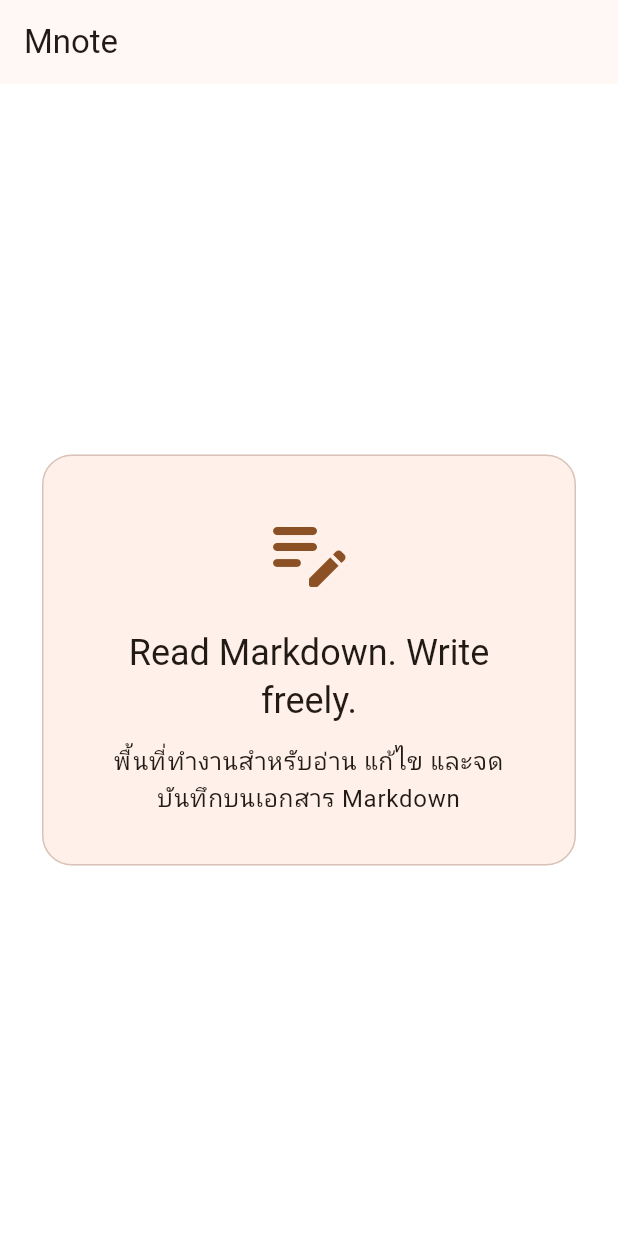
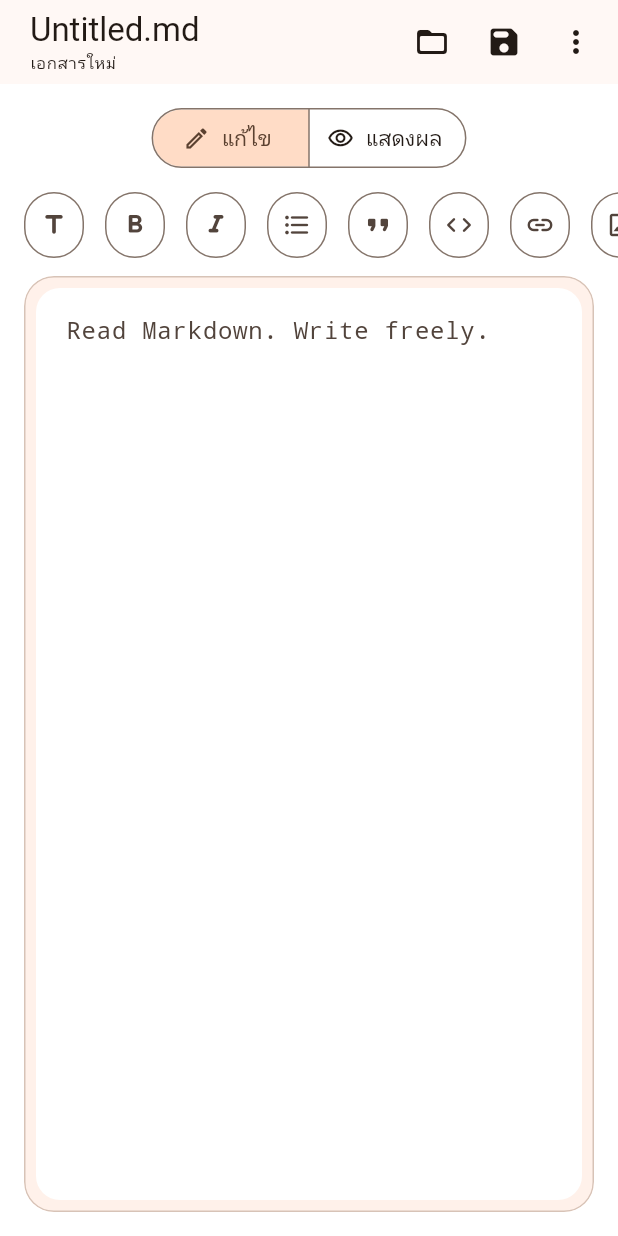
Before and after one commit to PetchAuisui/MNote-Flutter, a Flutter app: the screen it shows after launch, on a phone screen of 412 x 824 dp. Run offline on Flutter 3.47's test engine with Material 3 defaults, Android fonts, the phone set to English and light mode, and no system bars; our stand-ins replace file_picker, flutter_markdown_plus.

Commit message:
feat: build Markdown editor and preview workspace

````diff
--- a/lib/app/mnote_app.dart
+++ b/lib/app/mnote_app.dart
@@ -1,9 +1,14 @@
 import 'package:flutter/material.dart';
 import 'package:mnote/core/theme/app_theme.dart';
-import 'package:mnote/features/workspace/presentation/workspace_placeholder_page.dart';
+import 'package:mnote/features/workspace/data/device_document_storage.dart';
+import 'package:mnote/features/workspace/data/local_document_repository.dart';
+import 'package:mnote/features/workspace/domain/document_repository.dart';
+import 'package:mnote/features/workspace/presentation/markdown_workspace_page.dart';
 
 class MnoteApp extends StatelessWidget {
-  const MnoteApp({super.key});
+  const MnoteApp({super.key, this.documentRepository});
+
+  final DocumentRepository? documentRepository;
 
   @override
   Widget build(BuildContext context) {
@@ -13,7 +18,11 @@
       theme: AppTheme.light,
       darkTheme: AppTheme.dark,
       themeMode: ThemeMode.system,
-      home: const WorkspacePlaceholderPage(),
+      home: MarkdownWorkspacePage(
+        repository:
+            documentRepository ??
+            const LocalDocumentRepository(DeviceDocumentStorage()),
+      ),
     );
   }
 }
--- a/lib/core/theme/app_theme.dart
+++ b/lib/core/theme/app_theme.dart
@@ -30,6 +30,14 @@
           side: BorderSide(color: colorScheme.outlineVariant),
         ),
       ),
+      inputDecorationTheme: InputDecorationTheme(
+        filled: true,
+        fillColor: colorScheme.surfaceContainerLowest,
+        border: OutlineInputBorder(
+          borderRadius: BorderRadius.circular(16),
+          borderSide: BorderSide.none,
+        ),
+      ),
     );
   }
 }
--- /dev/null
+++ b/lib/features/workspace/data/device_image_picker.dart
@@ -0,0 +1,26 @@
+import 'package:file_picker/file_picker.dart';
+
+class MarkdownImageReference {
+  const MarkdownImageReference({required this.alt, required this.uri});
+
+  final String alt;
+  final Uri uri;
+
+  String get markdown => '![$alt](${uri.toString()})';
+}
+
+class DeviceImagePicker {
+  const DeviceImagePicker();
+
+  Future<MarkdownImageReference?> pick() async {
+    final file = await FilePicker.pickFile(
+      dialogTitle: 'Insert image',
+      type: FileType.image,
+    );
+    if (file == null) return null;
+
+    final dotIndex = file.name.lastIndexOf('.');
+    final alt = dotIndex > 0 ? file.name.substring(0, dotIndex) : file.name;
+    return MarkdownImageReference(alt: alt, uri: file.uri);
+  }
+}
--- /dev/null
+++ b/lib/features/workspace/presentation/markdown_workspace_page.dart
@@ -0,0 +1,396 @@
+import 'package:flutter/material.dart';
+import 'package:flutter_markdown_plus/flutter_markdown_plus.dart';
+import 'package:mnote/features/workspace/data/device_image_picker.dart';
+import 'package:mnote/features/workspace/domain/document_repository.dart';
+import 'package:mnote/features/workspace/presentation/workspace_controller.dart';
+import 'package:url_launcher/url_launcher.dart';
+
+class MarkdownWorkspacePage extends StatefulWidget {
+  const MarkdownWorkspacePage({
+    super.key,
+    required this.repository,
+    this.imagePicker = const DeviceImagePicker(),
+  });
+
+  final DocumentRepository repository;
+  final DeviceImagePicker imagePicker;
+
+  @override
+  State<MarkdownWorkspacePage> createState() => _MarkdownWorkspacePageState();
+}
+
+class _MarkdownWorkspacePageState extends State<MarkdownWorkspacePage> {
+  late final WorkspaceController _workspace;
+  late final TextEditingController _textController;
+
+  @override
+  void initState() {
+    super.initState();
+    _workspace = WorkspaceController(widget.repository)
+      ..addListener(_onWorkspaceChanged);
+    _textController = TextEditingController(text: _workspace.document.content);
+  }
+
+  @override
+  void dispose() {
+    _workspace
+      ..removeListener(_onWorkspaceChanged)
+      ..dispose();
+    _textController.dispose();
+    super.dispose();
+  }
+
+  void _onWorkspaceChanged() {
+    final content = _workspace.document.content;
+    if (_textController.text != content) {
+      _textController.value = TextEditingValue(
+        text: content,
+        selection: TextSelection.collapsed(offset: content.length),
+      );
+    }
+    if (mounted) setState(() {});
+  }
+
+  Future<bool> _confirmDiscardChanges() async {
+    if (!_workspace.document.isDirty) return true;
+    return await showDialog<bool>(
+          context: context,
+          builder: (context) => AlertDialog(
+            icon: const Icon(Icons.warning_amber_rounded),
+            title: const Text('ละทิ้งการแก้ไข?'),
+            content: const Text('การเปลี่ยนแปลงที่ยังไม่ได้บันทึกจะหายไป'),
+            actions: [
+              TextButton(
+                onPressed: () => Navigator.pop(context, false),
+                child: const Text('ยกเลิก'),
+              ),
+              FilledButton(
+                onPressed: () => Navigator.pop(context, true),
+                child: const Text('ละทิ้ง'),
+              ),
+            ],
+          ),
+        ) ??
+        false;
+  }
+
+  Future<void> _openDocument() async {
+    if (!await _confirmDiscardChanges()) return;
+    await _runFileAction(
+      _workspace.openDocument,
+      successMessage: 'เปิดเอกสารแล้ว',
+    );
+  }
+
+  Future<void> _newDocument() async {
+    if (!await _confirmDiscardChanges()) return;
+    _workspace.newDocument();
+  }
+
+  Future<void> _saveDocument({bool saveAs = false}) async {
+    await _runFileAction(
+      saveAs ? _workspace.saveAs : _workspace.save,
+      successMessage: 'บันทึกเอกสารแล้ว',
+    );
+  }
+
+  Future<void> _runFileAction(
+    Future<bool> Function() action, {
+    required String successMessage,
+  }) async {
+    final succeeded = await action();
+    if (!mounted) return;
+    final error = _workspace.errorMessage;
+    if (error != null) {
+      _workspace.clearError();
+      ScaffoldMessenger.of(
+        context,
+      ).showSnackBar(SnackBar(content: Text(error)));
+    } else if (succeeded) {
+      ScaffoldMessenger.of(
+        context,
+      ).showSnackBar(SnackBar(content: Text(successMessage)));
+    }
+  }
+
+  void _replaceSelection(
+    String prefix,
+    String suffix, {
+    required String placeholder,
+  }) {
+    final value = _textController.value;
+    final selection = value.selection.isValid
+        ? value.selection
+        : TextSelection.collapsed(offset: value.text.length);
+    final selected = selection.textInside(value.text);
+    final body = selected.isEmpty ? placeholder : selected;
+    final replacement = '$prefix$body$suffix';
+    final nextText = value.text.replaceRange(
+      selection.start,
+      selection.end,
+      replacement,
+    );
+    final bodyStart = selection.start + prefix.length;
+    final nextSelection = selected.isEmpty
+        ? TextSelection(
+            baseOffset: bodyStart,
+            extentOffset: bodyStart + body.length,
+          )
+        : TextSelection.collapsed(offset: selection.start + replacement.length);
+
+    _textController.value = TextEditingValue(
+      text: nextText,
+      selection: nextSelection,
+    );
+    _workspace.updateContent(nextText);
+  }
+
+  Future<void> _insertImage() async {
+    final image = await widget.imagePicker.pick();
+    if (image == null || !mounted) return;
+    _replaceSelection('', '', placeholder: image.markdown);
+  }
+
+  Future<void> _openLink(String? href) async {
+    final uri = href == null ? null : Uri.tryParse(href);
+    if (uri == null || !await launchUrl(uri)) {
+      if (!mounted) return;
+      ScaffoldMessenger.of(
+        context,
+      ).showSnackBar(const SnackBar(content: Text('ไม่สามารถเปิดลิงก์นี้ได้')));
+    }
+  }
+
+  @override
+  Widget build(BuildContext context) {
+    final document = _workspace.document;
+    return Scaffold(
+      appBar: AppBar(
+        titleSpacing: 20,
+        title: Column(
+          crossAxisAlignment: CrossAxisAlignment.start,
+          children: [
+            Text(document.name, maxLines: 1, overflow: TextOverflow.ellipsis),
+            Text(_statusLabel, style: Theme.of(context).textTheme.labelSmall),
+          ],
+        ),
+        actions: [
+          IconButton(
+            onPressed: _workspace.isBusy ? null : _openDocument,
+            tooltip: 'เปิดไฟล์',
+            icon: const Icon(Icons.folder_open_rounded),
+          ),
+          IconButton(
+            onPressed: _workspace.isBusy ? null : _saveDocument,
+            tooltip: 'บันทึก',
+            icon: const Icon(Icons.save_rounded),
+          ),
+          PopupMenuButton<_DocumentAction>(
+            tooltip: 'คำสั่งเพิ่มเติม',
+            onSelected: (action) {
+              switch (action) {
+                case _DocumentAction.newDocument:
+                  _newDocument();
+                case _DocumentAction.saveAs:
+                  _saveDocument(saveAs: true);
+              }
+            },
+            itemBuilder: (context) => const [
+              PopupMenuItem(
+                value: _DocumentAction.newDocument,
+                child: ListTile(
+                  leading: Icon(Icons.note_add_outlined),
+                  title: Text('เอกสารใหม่'),
+                  contentPadding: EdgeInsets.zero,
+                ),
+              ),
+              PopupMenuItem(
+                value: _DocumentAction.saveAs,
+                child: ListTile(
+                  leading: Icon(Icons.save_as_outlined),
+                  title: Text('บันทึกเป็น'),
+                  contentPadding: EdgeInsets.zero,
+                ),
+              ),
+            ],
+          ),
+          const SizedBox(width: 4),
+        ],
+      ),
+      body: SafeArea(
+        child: Column(
+          children: [
+            if (_workspace.isBusy) const LinearProgressIndicator(minHeight: 2),
+            Padding(
+              padding: const EdgeInsets.fromLTRB(16, 12, 16, 8),
+              child: SegmentedButton<WorkspaceMode>(
+                showSelectedIcon: false,
+                segments: const [
+                  ButtonSegment(
+                    value: WorkspaceMode.edit,
+                    icon: Icon(Icons.edit_outlined),
+                    label: Text('แก้ไข'),
+                  ),
+                  ButtonSegment(
+                    value: WorkspaceMode.preview,
+                    icon: Icon(Icons.visibility_outlined),
+                    label: Text('แสดงผล'),
+                  ),
+                ],
+                selected: {_workspace.mode},
+                onSelectionChanged: (selection) {
+                  _workspace.setMode(selection.first);
+                },
+              ),
+            ),
+            if (_workspace.mode == WorkspaceMode.edit)
+              _buildFormattingToolbar(),
+            Expanded(
+              child: Padding(
+                padding: const EdgeInsets.fromLTRB(12, 4, 12, 12),
+                child: Card(
+                  clipBehavior: Clip.antiAlias,
+                  child: _workspace.mode == WorkspaceMode.edit
+                      ? _buildEditor()
+                      : _buildPreview(),
+                ),
+              ),
+            ),
+          ],
+        ),
+      ),
+    );
+  }
+
+  String get _statusLabel {
+    if (_workspace.isBusy) return 'กำลังดำเนินการ…';
+    if (_workspace.document.isDirty) return 'ยังไม่ได้บันทึก';
+    if (_workspace.document.uri == null) return 'เอกสารใหม่';
+    return 'บันทึกแล้ว';
+  }
+
+  Widget _buildFormattingToolbar() {
+    return SizedBox(
+      height: 52,
+      child: ListView(
+        scrollDirection: Axis.horizontal,
+        padding: const EdgeInsets.symmetric(horizontal: 12, vertical: 4),
+        children: [
+          _formatButton(
+            icon: Icons.title_rounded,
+            tooltip: 'หัวข้อ',
+            onPressed: () => _replaceSelection('# ', '', placeholder: 'หัวข้อ'),
+          ),
+          _formatButton(
+            icon: Icons.format_bold_rounded,
+            tooltip: 'ตัวหนา',
+            onPressed: () =>
+                _replaceSelection('**', '**', placeholder: 'ข้อความ'),
+          ),
+          _formatButton(
+            icon: Icons.format_italic_rounded,
+            tooltip: 'ตัวเอียง',
+            onPressed: () =>
+                _replaceSelection('_', '_', placeholder: 'ข้อความ'),
+          ),
+          _formatButton(
+            icon: Icons.format_list_bulleted_rounded,
+            tooltip: 'รายการ',
+            onPressed: () => _replaceSelection('- ', '', placeholder: 'รายการ'),
+          ),
+          _formatButton(
+            icon: Icons.format_quote_rounded,
+            tooltip: 'ข้อความอ้างอิง',
+            onPressed: () =>
+                _replaceSelection('> ', '', placeholder: 'ข้อความ'),
+          ),
+          _formatButton(
+            icon: Icons.code_rounded,
+            tooltip: 'โค้ด',
+            onPressed: () =>
+                _replaceSelection('\n```\n', '\n```\n', placeholder: 'code'),
+          ),
+          _formatButton(
+            icon: Icons.link_rounded,
+            tooltip: 'ลิงก์',
+            onPressed: () =>
+                _replaceSelection('[', '](https://)', placeholder: 'ชื่อลิงก์'),
+          ),
+          _formatButton(
+            icon: Icons.image_outlined,
+            tooltip: 'แทรกรูป',
+            onPressed: _insertImage,
+          ),
+        ],
+      ),
+    );
+  }
+
+  Widget _formatButton({
+    required IconData icon,
+    required String tooltip,
+    required VoidCallback onPressed,
+  }) {
+    return Padding(
+      padding: const EdgeInsets.only(right: 6),
+      child: IconButton.outlined(
+        onPressed: onPressed,
+        tooltip: tooltip,
+        icon: Icon(icon, size: 20),
+      ),
+    );
+  }
+
+  Widget _buildEditor() {
+    return Padding(
+      padding: const EdgeInsets.all(8),
+      child: TextField(
+        key: const Key('markdown-editor'),
+        controller: _textController,
+        expands: true,
+        minLines: null,
+        maxLines: null,
+        textAlignVertical: TextAlignVertical.top,
+        keyboardType: TextInputType.multiline,
+        style: const TextStyle(fontFamily: 'monospace', height: 1.55),
+        decoration: const InputDecoration(
+          hintText: 'Read Markdown. Write freely.',
+          contentPadding: EdgeInsets.all(16),
+        ),
+        onChanged: _workspace.updateContent,
+      ),
+    );
+  }
+
+  Widget _buildPreview() {
+    final content = _workspace.document.content;
+    if (content.trim().isEmpty) {
+      return const Center(
+        child: Padding(
+          padding: EdgeInsets.all(32),
+          child: Text(
+            'ยังไม่มีเนื้อหา\nกลับไปที่โหมดแก้ไขเพื่อเริ่มเขียน',
+            textAlign: TextAlign.center,
+          ),
+        ),
+      );
+    }
+
+    return Markdown(
+      key: const Key('markdown-preview'),
+      data: content,
+      selectable: true,
+      imageDirectory: _imageDirectory,
+      padding: const EdgeInsets.all(24),
+      onTapLink: (text, href, title) => _openLink(href),
+    );
+  }
+
+  String? get _imageDirectory {
+    final uri = _workspace.document.uri;
+    if (uri == null || uri.scheme != 'file') return null;
+    return uri.resolve('.').toString();
+  }
+}
+
+enum _DocumentAction { newDocument, saveAs }
--- a/lib/features/workspace/presentation/workspace_placeholder_page.dart
+++ /dev/null
@@ -1,51 +0,0 @@
-import 'package:flutter/material.dart';
-
-class WorkspacePlaceholderPage extends StatelessWidget {
-  const WorkspacePlaceholderPage({super.key});
-
-  @override
-  Widget build(BuildContext context) {
-    final theme = Theme.of(context);
-
-    return Scaffold(
-      appBar: AppBar(title: const Text('Mnote')),
-      body: SafeArea(
-        child: Center(
-          child: ConstrainedBox(
-            constraints: const BoxConstraints(maxWidth: 560),
-            child: Padding(
-              padding: const EdgeInsets.all(24),
-              child: Card(
-                child: Padding(
-                  padding: const EdgeInsets.all(32),
-                  child: Column(
-                    mainAxisSize: MainAxisSize.min,
-                    children: [
-                      Icon(
-                        Icons.edit_note_rounded,
-                        size: 64,
-                        color: theme.colorScheme.primary,
-                      ),
-                      const SizedBox(height: 20),
-                      Text(
-                        'Read Markdown. Write freely.',
-                        style: theme.textTheme.headlineSmall,
-                        textAlign: TextAlign.center,
-                      ),
-                      const SizedBox(height: 12),
-                      Text(
-                        'พื้นที่ทำงานสำหรับอ่าน แก้ไข และจดบันทึกบนเอกสาร Markdown',
-                        style: theme.textTheme.bodyLarge,
-                        textAlign: TextAlign.center,
-                      ),
-                    ],
-                  ),
-                ),
-              ),
-            ),
-          ),
-        ),
-      ),
-    );
-  }
-}
--- a/pubspec.yaml
+++ b/pubspec.yaml
@@ -35,6 +35,8 @@
   # Use with the CupertinoIcons class for iOS style icons.
   cupertino_icons: ^1.0.8
   file_picker: ^13.1.0
+  url_launcher: ^6.3.2
+  flutter_markdown_plus: ^1.0.12
 
 dev_dependencies:
   flutter_test:
````
Also changed, not shown: lib/features/workspace/presentation/workspace_controller.dart (added, +90 -0 lines), pubspec.lock, 1 other file.
